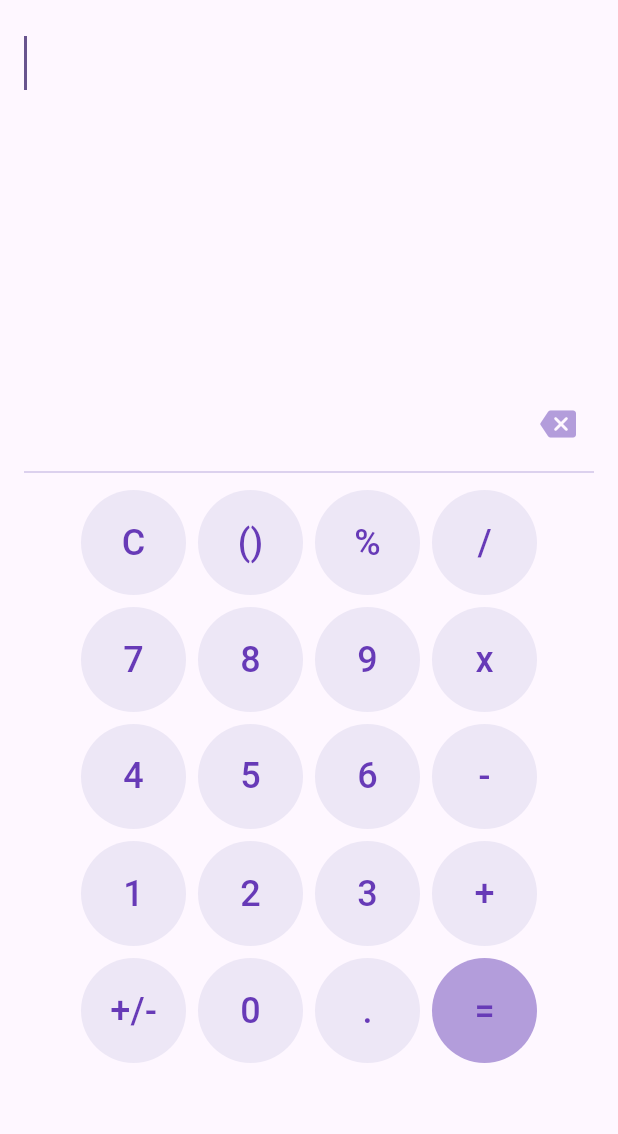
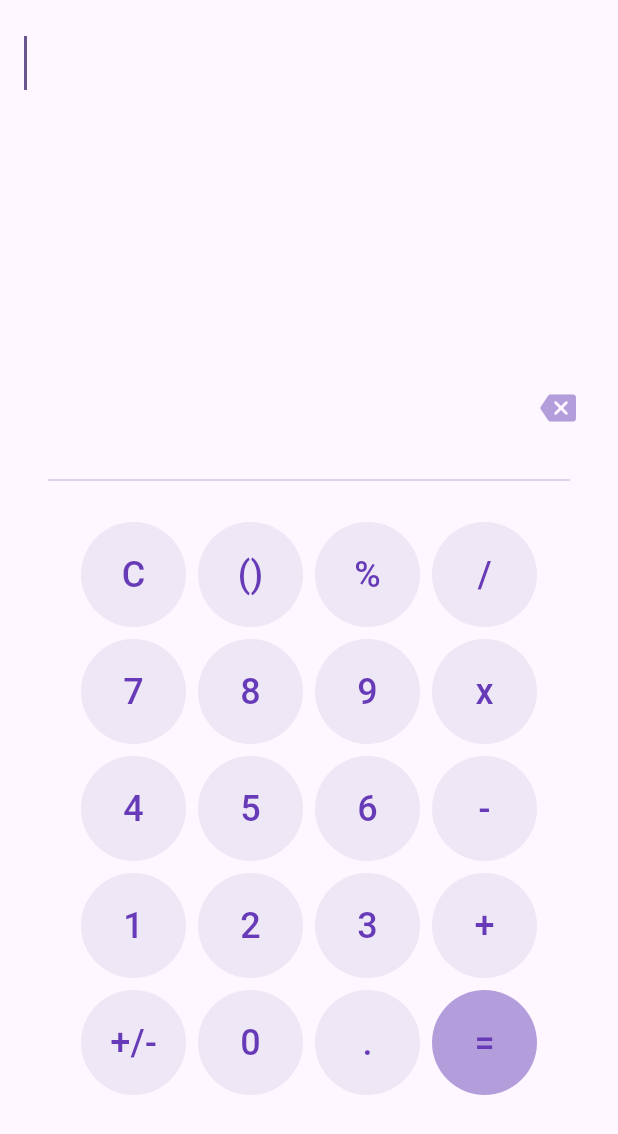
Before and after one commit to vaishvika-pawar/flutter_calc_app, a Flutter app: the screen it shows after launch, on a phone screen of 412 x 824 dp. Shown: the top 1134 px of the screen. Run offline on Flutter 3.47's test engine with Material 3 defaults, Android fonts, the phone set to English and light mode, and no system bars; our stand-ins replace flutter_bloc.

Commit message:
ui fixes

```diff
--- a/lib/calculator/calc_bloc.dart
+++ b/lib/calculator/calc_bloc.dart
@@ -1,7 +1,6 @@
 import 'package:flutter_bloc/flutter_bloc.dart';
 import 'package:flutter_calc_app/calculator/calc_events.dart';
 import 'package:flutter_calc_app/calculator/calc_states.dart';
-import 'dart:math';
 
 class CalculatorBloc extends Bloc<CalculatorEvent, CalculatorState> {
   CalculatorBloc() : super(CalculatorState());
--- a/lib/calculator/calc_page.dart
+++ b/lib/calculator/calc_page.dart
@@ -65,8 +65,11 @@ class CalculatorPageState extends State<CalculatorPage> {
                             ))
                       ],
                     ),
-                    Divider(
-                      color: Colors.deepPurple.shade100,
+                    Padding(
+                      padding: const EdgeInsets.all(16.0),
+                      child: Divider(
+                        color: Colors.deepPurple.shade100,
+                      ),
                     ),
                     Expanded(
                       flex: 2,
```
